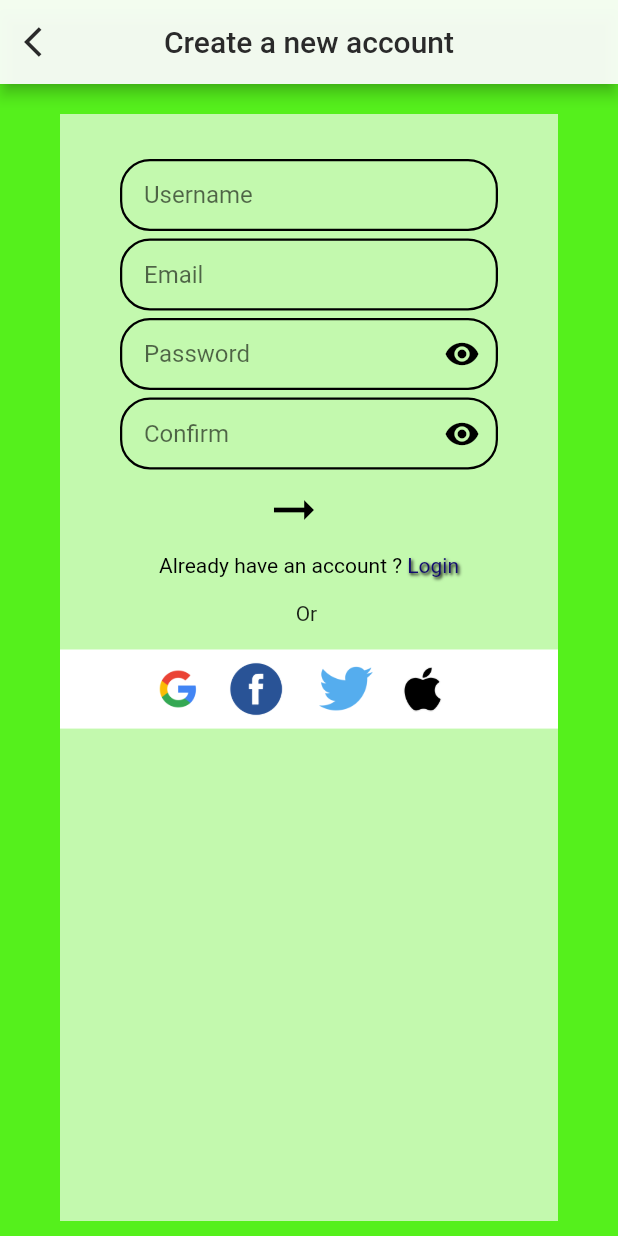
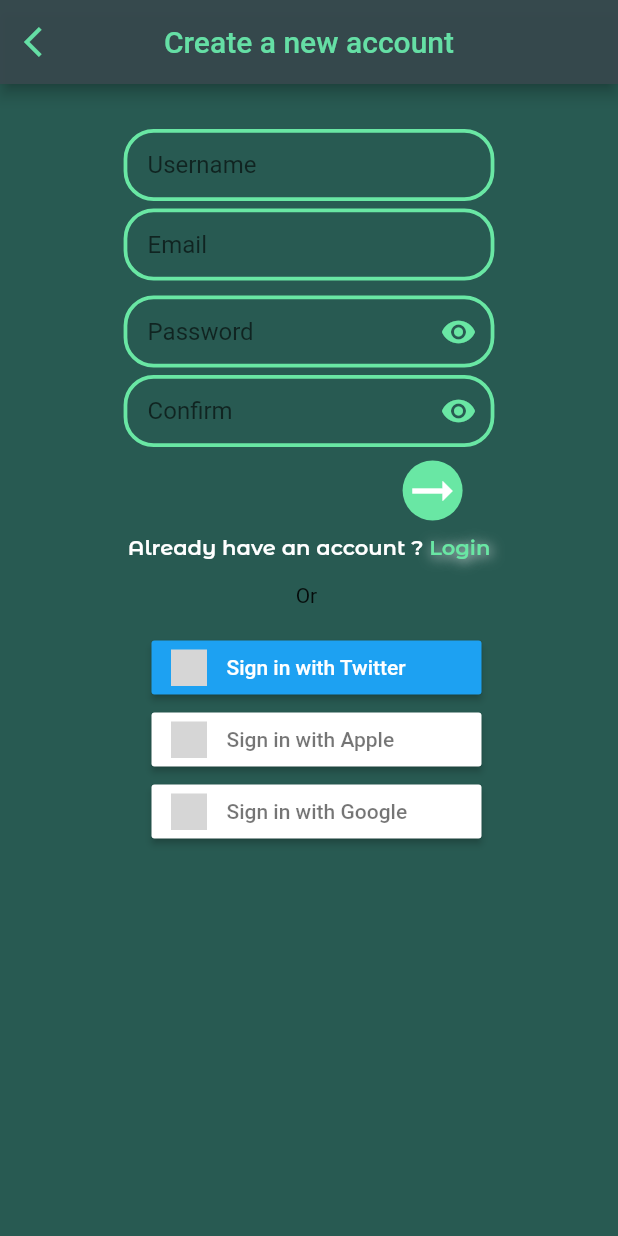
Before and after one commit to Kiarash6k/Reddit583, a Flutter app: the screen it shows after launch, after a tap on "Get Started", on a phone screen of 412 x 824 dp. Run offline on Flutter 3.47's test engine with Material 2 defaults, Android fonts, the phone set to English and light mode, and no system bars; our stand-ins replace animated_splash_screen, animated_text_kit, animated_toggle_switch, curved_navigation_bar, flutter_signin_button; grey boxes are pictures that could not be loaded.

Commit message:
update to mediaQuary

```diff
--- a/reddit583/lib/Screens/SignUpScreen.dart
+++ b/reddit583/lib/Screens/SignUpScreen.dart
@@ -27,12 +27,14 @@ class _SignUpScreenState extends State<SignUpScreen> {
   }
   @override
   Widget build(BuildContext context) {
+    var size = MediaQuery.of(context).size;
+
     return SafeArea(child:
      MaterialApp(
         debugShowCheckedModeBanner: false,
         home: Scaffold(
             key: scaffoldKey,
-            backgroundColor: Color.fromARGB(255, 85, 240, 28),
+            backgroundColor: Color.fromARGB(255, 40, 90, 82),
             appBar: AppBar(
               leading: IconButton(
                 icon: Icon(Icons.arrow_back_ios),
@@ -40,19 +42,21 @@ class _SignUpScreenState extends State<SignUpScreen> {
                   Navigator.pop(context);
                 },
               ),
-              backgroundColor:Color.fromARGB(237, 255, 255, 255),
-              foregroundColor: Color.fromARGB(255, 42, 42, 42),
+              backgroundColor: Color.fromARGB(237, 55, 72, 77),
+                  foregroundColor: Color.fromARGB(255, 101, 223, 165),
               title: Text('Create a new account'),
               centerTitle: true,
             ),
             body: Container(
               child: Container(
-                margin: EdgeInsets.only(top: 20,right: 40,left: 40,bottom: 10),
-                color: Color.fromARGB(165, 255, 254, 254),
+                // margin: EdgeInsets.only(top: 20,right: 40,left: 40,bottom: 10),
+                //margin: EdgeInsets.only(top: size.height*0.05,right: 40,left: 40,bottom: 10),
+
               child: Column(
                   children: <Widget>[
                     Container(
-                        margin: EdgeInsets.fromLTRB(40.0, 30.0, 40.0, 0.0),
+                        //margin: EdgeInsets.fromLTRB(40.0, 30.0, 40.0, 0.0),
+                        margin: EdgeInsets.fromLTRB(size.width*0.2, 30.0, size.width*0.2, 0.0),
                         child: TextField(
                           controller: user,
                           textAlign: TextAlign.start,
@@ -60,14 +64,14 @@ class _SignUpScreenState extends State<SignUpScreen> {
                             errorText: userError,
                             hintText: 'Username',
                             enabledBorder: OutlineInputBorder(borderRadius: BorderRadius.all(Radius.circular(20.0)),
-                                borderSide: BorderSide(color: Colors.black, width: 1.5)),
+                                borderSide: BorderSide(color: Color.fromARGB(255, 105, 231, 164), width: 2.5)),
                             focusedBorder: OutlineInputBorder(borderRadius: BorderRadius.all(Radius.circular(20.0)),
-                                borderSide: BorderSide(color: Colors.black, width: 1.5)),
+                                borderSide: BorderSide(color: Color.fromARGB(255, 105, 231, 164), width: 3.5)),
                             contentPadding: EdgeInsets.fromLTRB(16.0, 14.0, 16.0, 14.0),
                           ),
                         )),
                     Container(
-                        margin: EdgeInsets.fromLTRB(40.0, 5.0, 40.0, 0.0),
+                        margin: EdgeInsets.fromLTRB(size.width*0.2, 5.0, size.width*0.2, 0.0),
                         child: TextField(
                           controller: email,
                           textAlign: TextAlign.start,
@@ -76,14 +80,14 @@ class _SignUpScreenState extends State<SignUpScreen> {
                             errorText: emailError,
                             hintText: 'Email',
                             enabledBorder: OutlineInputBorder(borderRadius: BorderRadius.all(Radius.circular(20.0)),
-                                borderSide: BorderSide(color: Colors.black, width: 1.5)),
+                                borderSide: BorderSide(color: Color.fromARGB(255, 105, 231, 164), width: 2.5)),
                             focusedBorder: OutlineInputBorder(borderRadius: BorderRadius.all(Radius.circular(20.0)),
-                                borderSide: BorderSide(color: Colors.black, width: 1.5)),
+                                borderSide: BorderSide(color: Color.fromARGB(255, 105, 231, 164), width: 3.5)),
                             contentPadding: EdgeInsets.fromLTRB(16.0, 14.0, 16.0, 14.0),
                           ),
                         )),
                     Container(
-                        margin: EdgeInsets.fromLTRB(40.0, 5.0, 40.0, 0.0),
+                        margin: EdgeInsets.fromLTRB(size.width*0.2, 10.0, size.width*0.2, 0.0),
                         child: TextField(
                           controller: pass,
                           obscureText: isHidden,
@@ -96,20 +100,20 @@ class _SignUpScreenState extends State<SignUpScreen> {
                                   isHidden = !isHidden;
                                 })
                               },
-                              child: Icon(Icons.visibility, color: Colors.black,),
+                              child: Icon(Icons.visibility, color: Color.fromARGB(255, 105, 231, 164),),
                             ),
                             errorText: passError,
                             hintText: 'Password',
                             enabledBorder: OutlineInputBorder(borderRadius: BorderRadius.all(Radius.circular(20.0)),
-                                borderSide: BorderSide(color: Colors.black, width: 1.5)),
+                                borderSide: BorderSide(color: Color.fromARGB(255, 105, 231, 164), width: 2.5)),
                             focusedBorder: OutlineInputBorder(borderRadius: BorderRadius.all(Radius.circular(20.0)),
-                                borderSide: BorderSide(color: Colors.black, width: 1.5)),
+                                borderSide: BorderSide(color: Color.fromARGB(255, 105, 231, 164), width: 3.5)),
                             contentPadding: EdgeInsets.fromLTRB(16.0, 14.0, 16.0, 14.0),
                           ),
                         )
                     ),
                     Container(
-                        margin: EdgeInsets.fromLTRB(40.0, 5.0, 40.0, 0.0),
+                        margin: EdgeInsets.fromLTRB(size.width*0.2, 5.0, size.width*0.2, 0.0),
                         child: TextField(
                           controller: confirmPass,
                           obscureText: isHidden,
@@ -121,20 +125,20 @@ class _SignUpScreenState extends State<SignUpScreen> {
                                   isHidden = !isHidden;
                                 })
                               },
-                              child: Icon(Icons.visibility, color: Colors.black,),
+                              child: Icon(Icons.visibility, color: Color.fromARGB(255, 105, 231, 164),),
                             ),
                             errorText: confirmPassError,
                             hintText: 'Confirm',
                             enabledBorder: OutlineInputBorder(borderRadius: BorderRadius.all(Radius.circular(20.0)),
-                                borderSide: BorderSide(color: Colors.black, width: 1.5)),
+                                borderSide: BorderSide(color: Color.fromARGB(255, 105, 231, 164), width: 2.5)),
                             focusedBorder: OutlineInputBorder(borderRadius: BorderRadius.all(Radius.circular(20.0)),
-                                borderSide: BorderSide(color: Colors.black, width: 1.5)),
+                                borderSide: BorderSide(color: Color.fromARGB(255, 105, 231, 164), width: 3.5)),
                             contentPadding: EdgeInsets.fromLTRB(16.0, 14.0, 16.0, 14.0),
                           ),
                         )
                     ),
                     Container(
-                        margin: EdgeInsets.fromLTRB(100.0, 3.0, 120.0, 0.0),
+                       margin: EdgeInsets.fromLTRB(size.width*0.5, 5.0, size.width*0.1, 0.0),
                         child: MaterialButton(
                           elevation: 12.0,
                           height: 5,
@@ -172,11 +176,13 @@ class _SignUpScreenState extends State<SignUpScreen> {
 
                           },
 
+                          child: CircleAvatar(
+                            backgroundColor: Color.fromARGB(255, 105, 231, 164),
                             child: Icon(
-
                               Icons.arrow_right_alt_sharp,
-                            color: Color.fromARGB(255, 0, 0, 0),
+                              color: Color.fromARGB(255, 255, 255, 255),
                               size: 40,
+                            ),
                           ),
                         )),
                     Container(
@@ -184,9 +190,24 @@ class _SignUpScreenState extends State<SignUpScreen> {
                         child: Row(
                             mainAxisAlignment: MainAxisAlignment.center,
                             children: [
-                              Text('Already have an account ? ', style: TextStyle(color: Colors.black,),),
+                              Text('Already have an account ? ', style: TextStyle(
+                                  fontFamily: 'Montserrat',
+                                  color: Color.fromARGB(255, 255, 255, 255),
+                                ),),
                               GestureDetector(
-                                child: Text('Login', style: TextStyle(color: Color.fromARGB(239, 11, 1, 110),shadows: [Shadow(color: Colors.black, offset: Offset(1.0, 1.0), blurRadius: 2.0)],),),
+                                child: Text('Login', style: TextStyle(
+                                    fontFamily: 'Montserrat',
+                                    color: Color.fromARGB(255, 105, 231, 164),
+                                    shadows: [
+                                      Shadow(
+                                        blurRadius: 10.0,
+                                        color:
+                                            Color.fromARGB(255, 255, 255, 255),
+                                        offset: Offset(1.0, 1.0),
+                                      ),
+                                    ],
+                                ),
+                                ),
                                 onTap: () {
                                   Navigator.push(context, MaterialPageRoute(
                                     builder: (context) {
@@ -200,11 +221,11 @@ class _SignUpScreenState extends State<SignUpScreen> {
                       child: Text('\nOr \n'),
                     ),
                     Container(
-                      color: Color.fromARGB(255, 255, 255, 255),
-                    child: Row(
+
+                    child: Column(
                       children: [
                         Container(
-                          margin: EdgeInsets.only(left: 60.0),
+                          margin: EdgeInsets.only(left: 10.0),
                           child: GestureDetector(
                             onTap: () => {
                               Navigator.push(
@@ -213,9 +234,15 @@ class _SignUpScreenState extends State<SignUpScreen> {
                                     builder: (context) => MyHomePage()),
                               )
                             },
-                            child: Image.asset(
-                              'assets/images/google_PNG19635.png',
-                              scale: 30,
+                            child: SignInButton(
+                                  Buttons.Twitter,
+                                  onPressed: () {
+                                    Navigator.push(
+                                      context,
+                                      MaterialPageRoute(
+                                          builder: (context) => MyHomePage()),
+                                    );
+                                  },
                                 ),
                           ),
                         ),
@@ -229,10 +256,15 @@ class _SignUpScreenState extends State<SignUpScreen> {
                                     builder: (context) => MyHomePage()),
                               )
                             },
-                            child: Image.asset(
-                              'assets/images/facebook_logos_PNG19754.png',
-                              scale: 11,
-
+                            child: SignInButton(
+                                  Buttons.Apple,
+                                  onPressed: () {
+                                    Navigator.push(
+                                      context,
+                                      MaterialPageRoute(
+                                          builder: (context) => MyHomePage()),
+                                    );
+                                  },
                                 ),
                           ),
                         ),
@@ -246,28 +278,19 @@ class _SignUpScreenState extends State<SignUpScreen> {
                                     builder: (context) => MyHomePage()),
                               )
                             },
-                            child: Image.asset(
-                              'assets/images/twitter_PNG3.png',
-                              scale: 32,
-                            ),
-                          ),
-                        ),
-                        Container(
-                         margin: EdgeInsets.only(left: 10.0),
-                          child: GestureDetector(
-                            onTap: () => {
+                            child: SignInButton(
+                                  Buttons.Google,
+                                  onPressed: () {
                                     Navigator.push(
                                       context,
                                       MaterialPageRoute(
                                           builder: (context) => MyHomePage()),
-                              )
+                                    );
                                   },
-                            child: Image.asset(
-                              'assets/images/file-apple-logo-black-svg-wikimedia-commons-1.png',
-                              scale: 20,
                                 ),
                           ),
                         ),
+
                       ],
                     ),
                     ),]),
--- a/reddit583/lib/Screens/WelcomeScreen.dart
+++ b/reddit583/lib/Screens/WelcomeScreen.dart
@@ -16,12 +16,12 @@ class WelcomeScreen extends StatelessWidget {
         child: Scaffold(
             body: Container(
                 decoration: const BoxDecoration(
-                    gradient: LinearGradient(
-                        begin: Alignment.topLeft,
-                        end: Alignment.bottomRight,
+                    gradient: RadialGradient(
+                        radius: 2,
+                        center: Alignment(-0.7, -0.6),
                         colors: [
-                      Color.fromARGB(255, 255, 255, 255),
-                      Color.fromARGB(255, 28, 89, 6)
+                      Color.fromARGB(255,40,90,82),
+                      Color.fromARGB(255, 53,71,74),
                     ])),
                 child: Center(
                     child: Column(
@@ -30,7 +30,7 @@ class WelcomeScreen extends StatelessWidget {
                       margin: EdgeInsets.only(top: 200),
                       height: MediaQuery.of(context).size.height * 0.2,
                       child: Image.asset(
-                        'assets/images/yoda2.png',
+                        'assets/images/imageedit_2_7305567590.png',
                         fit: BoxFit.contain,
                       ),
                     ),
@@ -38,7 +38,10 @@ class WelcomeScreen extends StatelessWidget {
                         margin: EdgeInsets.fromLTRB(20, 150, 20, 40),
                         child: ElevatedButton(
                           style: ElevatedButton.styleFrom(
-                            primary: Colors.white,
+                            shape: RoundedRectangleBorder(
+                          borderRadius: BorderRadius.circular(25),
+                        ),
+                            primary: Color.fromARGB(255, 105,231,164),
                             textStyle: TextStyle(
                                 color: Color.fromARGB(255, 205, 28, 28),
                                 fontSize: 20,
@@ -47,9 +50,10 @@ class WelcomeScreen extends StatelessWidget {
                           child: Text(
                             'Get Started',
                             style: TextStyle(
-                                fontSize: 20,
+                                fontFamily: 'Montserrat',
+                                fontSize: 15,
                                 fontWeight: FontWeight.bold,
-                                color: Color.fromARGB(255, 0, 103, 21)),
+                                color: Color.fromARGB(255, 255, 255, 255)),
                           ),
                           onPressed: () {
                             Navigator.push(
@@ -66,20 +70,22 @@ class WelcomeScreen extends StatelessWidget {
                           Text(
                             'Already a Member ? ',
                             style: TextStyle(
-                              fontSize: 13,
-                              color: Colors.black,
+                              fontFamily: 'Montserrat',
+                              fontSize: 15,
+                              color: Color.fromARGB(255, 255, 255, 255),
                             ),
                           ),
                           GestureDetector(
                             child: Text(
                               'Sign in',
                               style: TextStyle(
-                                color: Color.fromARGB(255, 0, 103, 21),
+                                fontFamily: 'Montserrat',
+                                color: Color.fromARGB(255, 105,231,164),
                                 shadows: [
                                   Shadow(
                                     blurRadius: 10.0,
                                     color: Color.fromARGB(255, 255, 255, 255),
-                                    offset: Offset(5.0, 5.0),
+                                    offset: Offset(1.0, 1.0),
                                   ),
                                 ],
                               ),
--- a/reddit583/lib/main.dart
+++ b/reddit583/lib/main.dart
@@ -14,7 +14,7 @@ class MyApp extends StatelessWidget {
     return MaterialApp(
       debugShowCheckedModeBanner: false,
       home: AnimatedSplashScreen(
-        splash: Image.asset('assets/images/yoda2.png',),
+        splash: Image.asset('assets/images/imageedit_2_7305567590.png',),
         duration: 1700,
         splashTransition: SplashTransition.decoratedBoxTransition,
         backgroundColor: Color.fromARGB(255, 32, 35, 34),
```
Also changed, not shown: reddit583/lib/Screens/LoginScreen.dart (+87 -59 lines), reddit583/pubspec.yaml (+7 -6 lines), reddit583/assets/images/imageedit_2_7305567590.png (added), reddit583/assets/images/reddit.png (added), reddit583/fonts/MontserratAlternates-SemiBold.ttf (added). Lines whose indentation alone changed are shown as unchanged.
